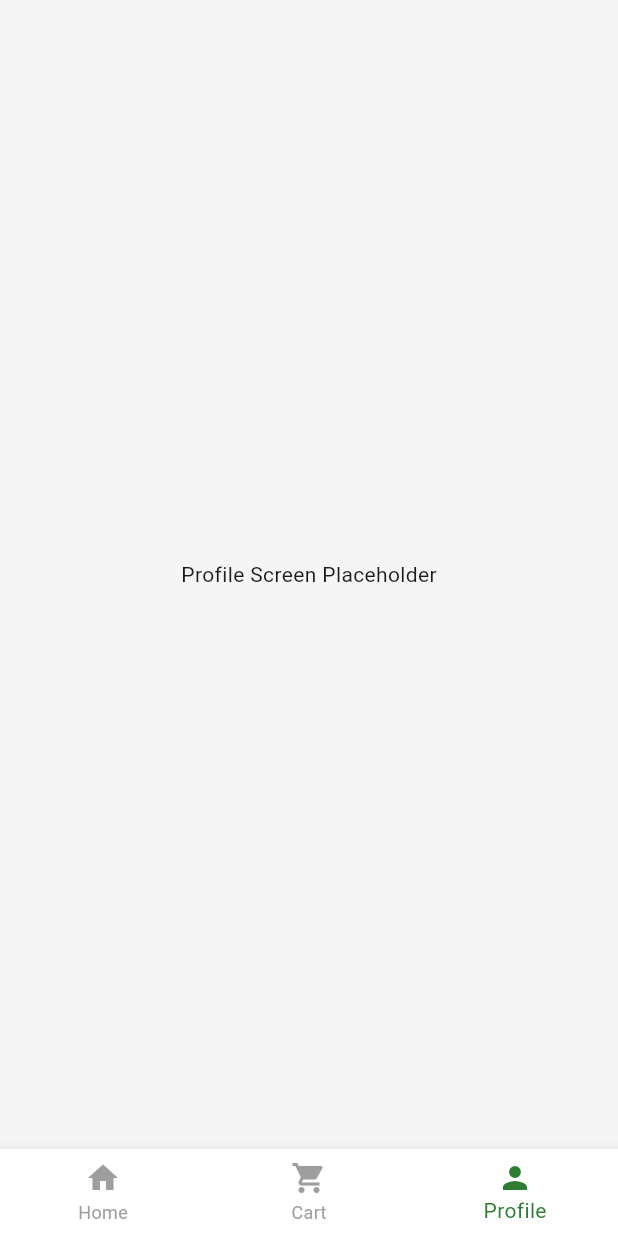
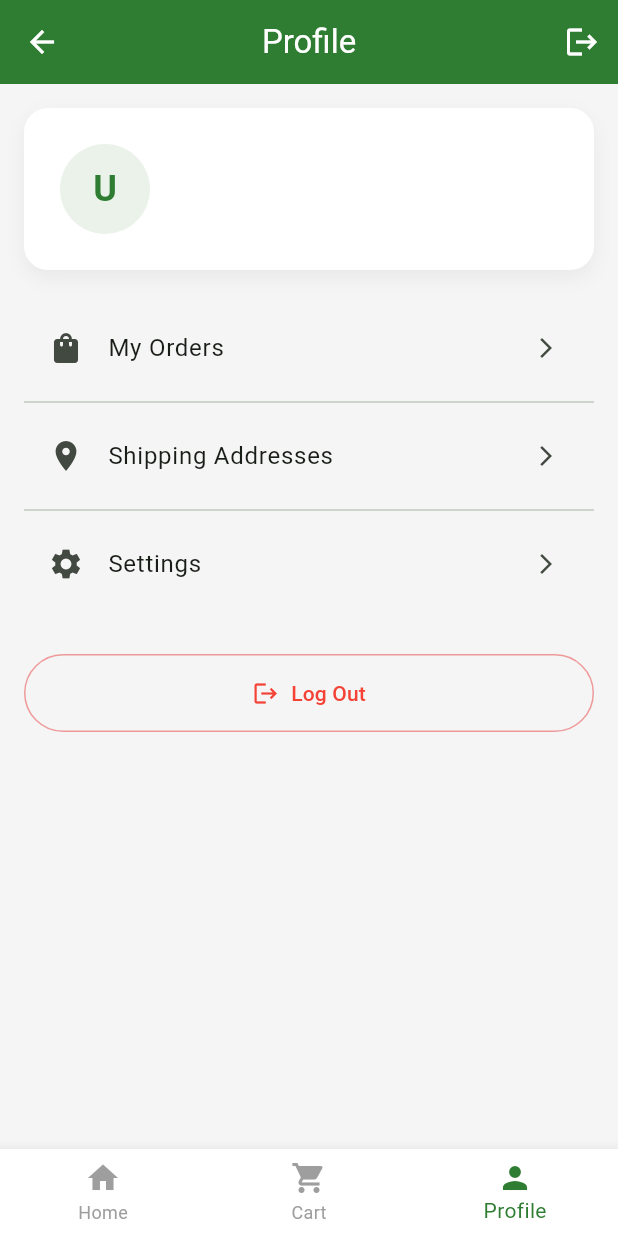
Before and after one commit to ayse-aktas/flutter_admin_panel_development, a Flutter app: the UserMainScreen screen opened directly, item 3 of the bottom bar chosen, on a phone screen of 412 x 824 dp. Run offline on Flutter 3.47's test engine with Material 3 defaults, Android fonts, the light colour scheme and no system bars; our stand-ins replace cloud_firestore, firebase_auth, firebase_core, image_picker; accounts and stored records are empty.

Commit message:
feat: implement user auth with forced login, profile screen and order history

```diff
--- a/lib/main.dart
+++ b/lib/main.dart
@@ -1,6 +1,6 @@
 import 'package:firebase_core/firebase_core.dart';
 import 'package:flutter/material.dart';
-import 'package:flutter_admin_panel_development/screens/user/user_main_screen.dart';
+import 'package:flutter_admin_panel_development/screens/auth/auth_wrapper.dart';
 import 'package:flutter_admin_panel_development/utils/theme.dart';
 import 'package:provider/provider.dart';
 import 'package:flutter_admin_panel_development/services/auth_service.dart';
@@ -33,7 +33,7 @@ class MyApp extends StatelessWidget {
         debugShowCheckedModeBanner: false,
         theme: AppTheme.lightTheme,
         // home: const AdminDashboard(),
-        home: const UserMainScreen(),
+        home: const AuthWrapper(),
       ),
     );
   }
--- a/lib/models/user_model.dart
+++ b/lib/models/user_model.dart
@@ -4,12 +4,14 @@ class UserModel {
   final String uid;
   final String name;
   final String email;
+  final String role; // 'admin' or 'user'
   final DateTime createdAt;
 
   UserModel({
     required this.uid,
     required this.name,
     required this.email,
+    this.role = 'user',
     required this.createdAt,
   });
 
@@ -18,6 +20,7 @@ class UserModel {
       uid: documentId,
       name: data['name'] ?? '',
       email: data['email'] ?? '',
+      role: data['role'] ?? 'user',
       createdAt: (data['createdAt'] as Timestamp?)?.toDate() ?? DateTime.now(),
     );
   }
@@ -27,6 +30,7 @@ class UserModel {
       'uid': uid,
       'name': name,
       'email': email,
+      'role': role,
       'createdAt': Timestamp.fromDate(createdAt),
     };
   }
--- /dev/null
+++ b/lib/screens/user/profile_screen.dart
@@ -0,0 +1,150 @@
+import 'package:flutter/material.dart';
+import 'package:flutter_admin_panel_development/screens/user/my_orders_screen.dart';
+import 'package:flutter_admin_panel_development/services/auth_service.dart';
+import 'package:provider/provider.dart';
+
+class ProfileScreen extends StatelessWidget {
+  const ProfileScreen({super.key});
+
+  @override
+  Widget build(BuildContext context) {
+    final authService = context.watch<AuthService>();
+    final user = authService.currentUser;
+
+    if (user == null) {
+      return const Center(child: Text('Not logged in'));
+    }
+
+    return Scaffold(
+      appBar: AppBar(
+        title: const Text('Profile'),
+        actions: [
+          IconButton(
+            icon: const Icon(Icons.logout),
+            onPressed: () async {
+              await authService.signOut();
+            },
+          ),
+        ],
+      ),
+      body: SingleChildScrollView(
+        padding: const EdgeInsets.all(16),
+        child: Column(
+          children: [
+            // User Info
+            Container(
+              padding: const EdgeInsets.all(24),
+              decoration: BoxDecoration(
+                color: Colors.white,
+                borderRadius: BorderRadius.circular(16),
+                boxShadow: [
+                  BoxShadow(
+                    color: Colors.black.withOpacity(0.05),
+                    blurRadius: 10,
+                    offset: const Offset(0, 5),
+                  ),
+                ],
+              ),
+              child: Row(
+                children: [
+                  CircleAvatar(
+                    radius: 30,
+                    backgroundColor: Theme.of(
+                      context,
+                    ).primaryColor.withOpacity(0.1),
+                    child: Text(
+                      user.email != null && user.email!.isNotEmpty
+                          ? user.email![0].toUpperCase()
+                          : 'U',
+                      style: TextStyle(
+                        fontSize: 24,
+                        color: Theme.of(context).primaryColor,
+                        fontWeight: FontWeight.bold,
+                      ),
+                    ),
+                  ),
+                  const SizedBox(width: 16),
+                  Expanded(
+                    child: Column(
+                      crossAxisAlignment: CrossAxisAlignment.start,
+                      children: [
+                        Text(
+                          user.displayName ??
+                              'User', // displayName might be null initially if not updated
+                          style: const TextStyle(
+                            fontSize: 18,
+                            fontWeight: FontWeight.bold,
+                          ),
+                        ),
+                        Text(
+                          user.email ?? '',
+                          style: TextStyle(color: Colors.grey[600]),
+                        ),
+                      ],
+                    ),
+                  ),
+                ],
+              ),
+            ),
+            const SizedBox(height: 24),
+
+            // Menu Options
+            ListTile(
+              leading: const Icon(Icons.shopping_bag),
+              title: const Text('My Orders'),
+              trailing: const Icon(Icons.arrow_forward_ios, size: 16),
+              onTap: () {
+                Navigator.push(
+                  context,
+                  MaterialPageRoute(builder: (_) => const MyOrdersScreen()),
+                );
+              },
+            ),
+            const Divider(),
+            ListTile(
+              leading: const Icon(Icons.location_on),
+              title: const Text('Shipping Addresses'),
+              trailing: const Icon(Icons.arrow_forward_ios, size: 16),
+              onTap: () {
+                // TODO: Implement Address Management
+                ScaffoldMessenger.of(
+                  context,
+                ).showSnackBar(const SnackBar(content: Text('Coming Soon')));
+              },
+            ),
+            const Divider(),
+            ListTile(
+              leading: const Icon(Icons.settings),
+              title: const Text('Settings'),
+              trailing: const Icon(Icons.arrow_forward_ios, size: 16),
+              onTap: () {
+                // TODO: Implement Address Management
+                ScaffoldMessenger.of(
+                  context,
+                ).showSnackBar(const SnackBar(content: Text('Coming Soon')));
+              },
+            ),
+
+            const SizedBox(height: 32),
+
+            SizedBox(
+              width: double.infinity,
+              child: OutlinedButton.icon(
+                onPressed: () async {
+                  await authService.signOut();
+                },
+                icon: const Icon(Icons.logout),
+                label: const Text('Log Out'),
+                style: OutlinedButton.styleFrom(
+                  padding: const EdgeInsets.symmetric(vertical: 16),
+                  side: BorderSide(color: Colors.red.shade200),
+                  foregroundColor: Colors.red,
+                ),
+              ),
+            ),
+          ],
+        ),
+      ),
+    );
+  }
+}
--- a/lib/screens/user/user_main_screen.dart
+++ b/lib/screens/user/user_main_screen.dart
@@ -1,5 +1,6 @@
 import 'package:flutter/material.dart';
 import 'package:flutter_admin_panel_development/screens/user/cart_screen.dart';
+import 'package:flutter_admin_panel_development/screens/user/profile_screen.dart';
 import 'package:flutter_admin_panel_development/screens/user/user_home_screen.dart';
 import 'package:flutter_admin_panel_development/utils/theme.dart';
 
@@ -16,7 +17,7 @@ class _UserMainScreenState extends State<UserMainScreen> {
   final List<Widget> _pages = [
     const UserHomeScreen(),
     const CartScreen(),
-    const Center(child: Text('Profile Screen Placeholder')),
+    const ProfileScreen(),
   ];
 
   @override
```
Also changed, not shown: lib/screens/auth/auth_wrapper.dart (added, +56 -0 lines), lib/screens/auth/login_screen.dart (added, +111 -0 lines), lib/screens/auth/register_screen.dart (added, +126 -0 lines), lib/screens/user/my_orders_screen.dart (added, +113 -0 lines), lib/services/auth_service.dart (+31 -3 lines).
